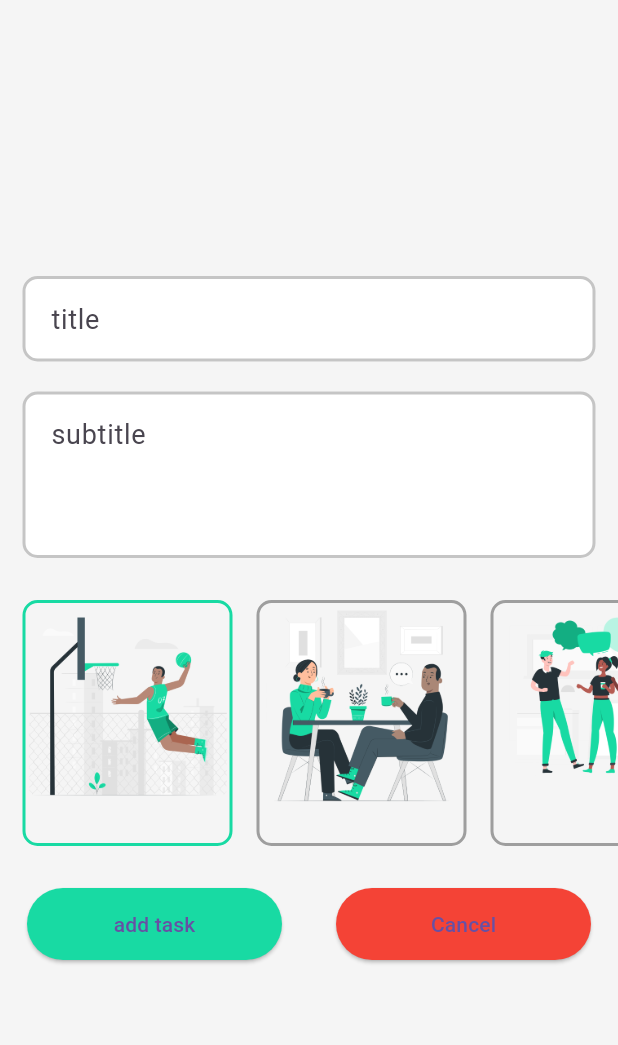
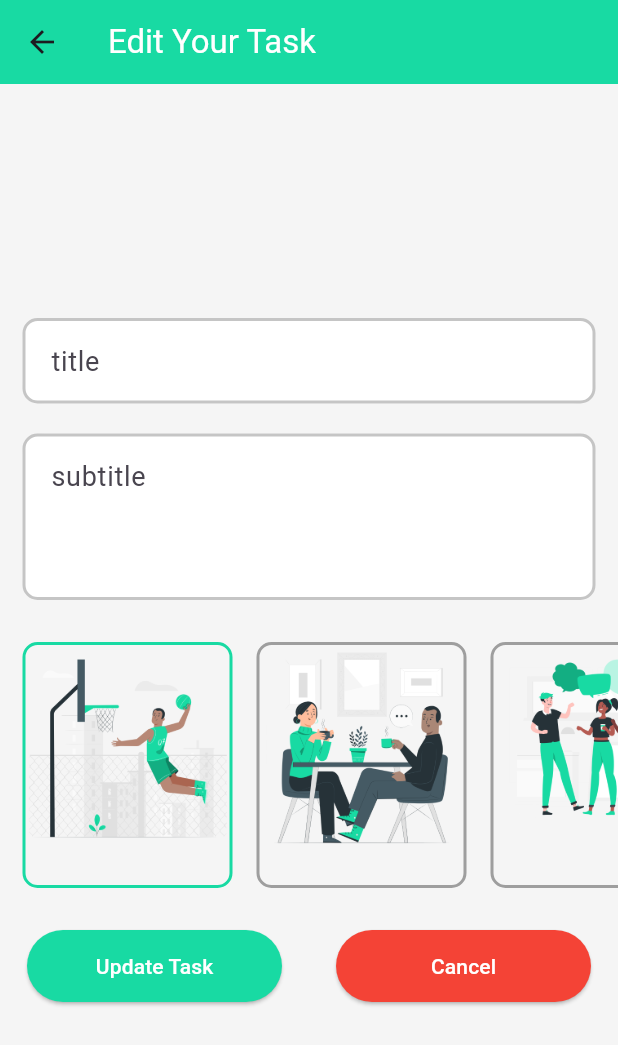
Before and after one commit to UPESHRATALA/WrokLoad_TaskAPP, a Flutter app: the Edit_Screen screen opened directly with empty values, on a phone screen of 412 x 824 dp. Shown: the top 1045 px of the screen. Run offline on Flutter 3.47's test engine with Material 3 defaults, Android fonts, the phone set to English and light mode, and no system bars; our stand-ins replace cloud_firestore, firebase_auth, firebase_core; accounts and stored records are empty.

Commit message:
changesin edit and upload task

```diff
--- a/lib/screen/add_note_screen.dart
+++ b/lib/screen/add_note_screen.dart
@@ -23,7 +23,10 @@ class _Add_creenState extends State<Add_creen> {
     return Scaffold(
       backgroundColor: backgroundColors,
       appBar: AppBar(
-        title: Text('Upload Task'),
+        title: Text(
+          'Upload Your Task',
+          style: TextStyle(color: Colors.white),
+        ),
         backgroundColor: custom_green,
       ),
       body: SafeArea(
--- a/lib/screen/edit_screen.dart
+++ b/lib/screen/edit_screen.dart
@@ -5,7 +5,7 @@ import 'package:flutter_to_do_list/model/notes_model.dart';
 
 class Edit_Screen extends StatefulWidget {
   Note _note;
-  Edit_Screen(this._note, {super.key});
+  Edit_Screen(this._note, {Key? key}) : super(key: key);
 
   @override
   State<Edit_Screen> createState() => _Edit_ScreenState();
@@ -18,17 +18,25 @@ class _Edit_ScreenState extends State<Edit_Screen> {
   FocusNode _focusNode1 = FocusNode();
   FocusNode _focusNode2 = FocusNode();
   int indexx = 0;
+
   @override
   void initState() {
-    // TODO: implement initState
     super.initState();
     title = TextEditingController(text: widget._note.title);
     subtitle = TextEditingController(text: widget._note.subtitle);
   }
 
+  @override
   Widget build(BuildContext context) {
     return Scaffold(
       backgroundColor: backgroundColors,
+      appBar: AppBar(
+        title: Text(
+          'Edit Your Task',
+          style: TextStyle(color: Colors.white),
+        ),
+        backgroundColor: custom_green,
+      ),
       body: SafeArea(
         child: Column(
           mainAxisAlignment: MainAxisAlignment.center,
@@ -39,7 +47,7 @@ class _Edit_ScreenState extends State<Edit_Screen> {
             SizedBox(height: 20),
             imagess(),
             SizedBox(height: 20),
-            button()
+            button(),
           ],
         ),
       ),
@@ -60,7 +68,10 @@ class _Edit_ScreenState extends State<Edit_Screen> {
                 widget._note.id, indexx, title!.text, subtitle!.text);
             Navigator.pop(context);
           },
-          child: Text('add task'),
+          child: Text(
+            'Update Task',
+            style: TextStyle(color: Colors.white),
+          ),
         ),
         ElevatedButton(
           style: ElevatedButton.styleFrom(
@@ -70,7 +81,10 @@ class _Edit_ScreenState extends State<Edit_Screen> {
           onPressed: () {
             Navigator.pop(context);
           },
-          child: Text('Cancel'),
+          child: Text(
+            'Cancel',
+            style: TextStyle(color: Colors.white),
+          ),
         ),
       ],
     );
@@ -127,8 +141,7 @@ class _Edit_ScreenState extends State<Edit_Screen> {
           focusNode: _focusNode1,
           style: TextStyle(fontSize: 18, color: Colors.black),
           decoration: InputDecoration(
-              contentPadding:
-                  EdgeInsets.symmetric(horizontal: 15, vertical: 15),
+            contentPadding: EdgeInsets.symmetric(horizontal: 15, vertical: 15),
             hintText: 'title',
             enabledBorder: OutlineInputBorder(
               borderRadius: BorderRadius.circular(10),
@@ -143,7 +156,8 @@ class _Edit_ScreenState extends State<Edit_Screen> {
                 color: custom_green,
                 width: 2.0,
               ),
-              )),
+            ),
+          ),
         ),
       ),
     );
```
Also changed, not shown: 4 other files. Lines whose indentation alone changed are shown as unchanged.
